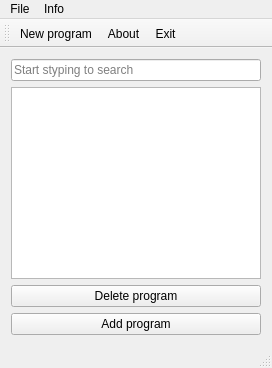
Above: mainwindow.ui from melden19/autorun-controller before the change. Below: the same form after it.
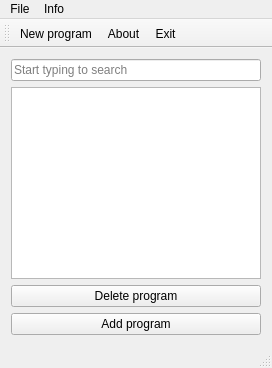
That is the form after the change. Icons and pictures are not drawn.

Diff of the .ui file:
```diff
--- a/mainwindow.ui
+++ b/mainwindow.ui
@@ -18,7 +18,7 @@
     <item>
      <widget class="QLineEdit" name="lineEdit">
       <property name="placeholderText">
-       <string>Start styping to search</string>
+       <string>Start typing to search</string>
       </property>
      </widget>
     </item>
```
